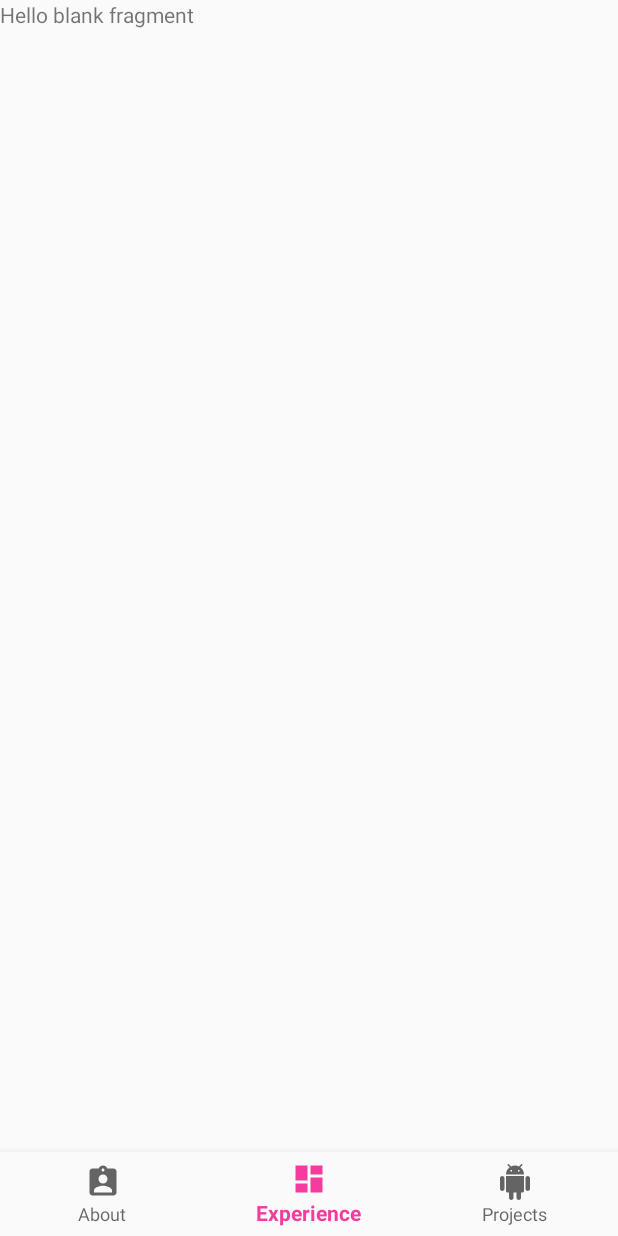
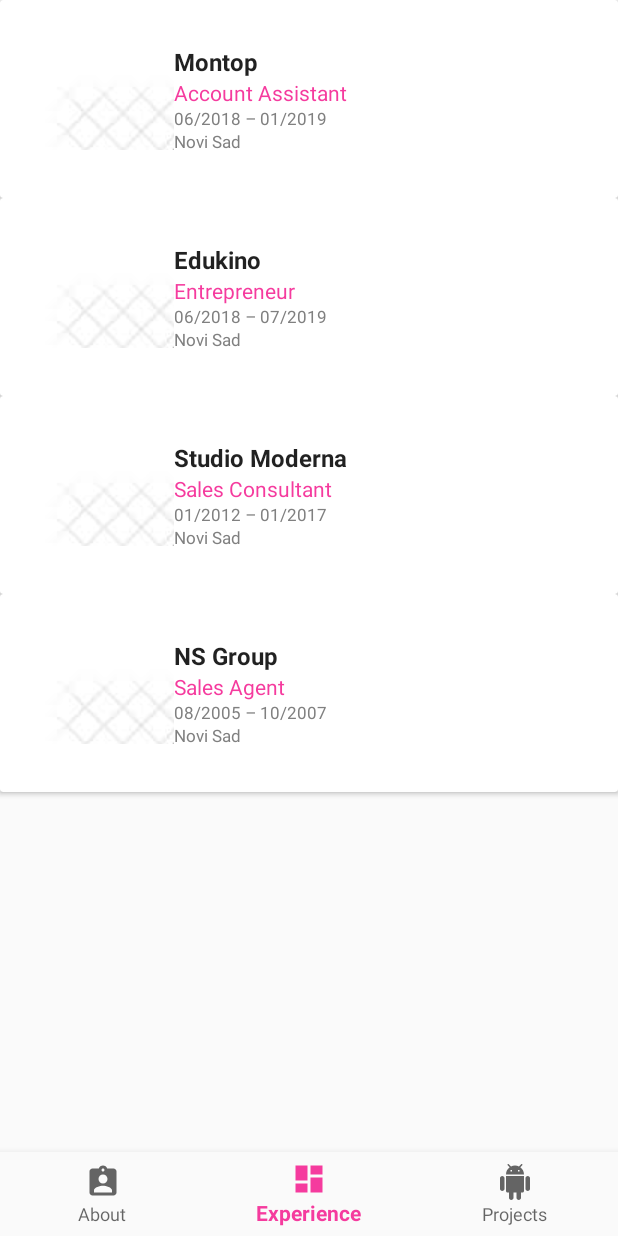
Before and after one commit to adrijanasavic/My_CV_App, an Android app: the AboutFragment screen opened directly, with no data from a screen before it, item 2 of the bottom bar chosen, on a phone screen of 412 x 824 dp. Run offline under Robolectric (Android 15) with nearby library versions, the phone set to English and light mode, and no system bars; our stand-ins replace Picasso; pictures from the network do not load.

Commit message:
ExperienceFragment

```diff
--- a/app/build.gradle
+++ b/app/build.gradle
@@ -32,4 +32,9 @@ dependencies {
     compile 'com.github.florent37:diagonallayout:1.0.4'
     implementation 'de.hdodenhof:circleimageview:3.1.0'
 
+    implementation 'com.google.code.gson:gson:2.7'
+    implementation 'com.squareup.retrofit2:retrofit:2.1.0'
+    implementation 'com.squareup.retrofit2:converter-gson:2.1.0'
+    implementation 'com.squareup.picasso:picasso:2.5.2'
+
 }
--- /dev/null
+++ b/app/src/main/java/com/example/my_cv_app/expirience/Experience.java
@@ -0,0 +1,37 @@
+package com.example.my_cv_app.expirience;
+
+
+
+public class Experience {
+
+    private String title, subtitle, date, city;
+    private int image;
+
+    public Experience(String title, String subtitle, String date, String city, int image) {
+        this.title = title;
+        this.subtitle = subtitle;
+        this.date = date;
+        this.city = city;
+        this.image = image;
+    }
+
+    public String getTitle() {
+        return title;
+    }
+
+    public String getSubtitle() {
+        return subtitle;
+    }
+
+    public String getDate() {
+        return date;
+    }
+
+    public String getCity() {
+        return city;
+    }
+
+    public int getImage() {
+        return image;
+    }
+}
--- /dev/null
+++ b/app/src/main/java/com/example/my_cv_app/expirience/ExperienceAdapter.java
@@ -0,0 +1,100 @@
+package com.example.my_cv_app.expirience;
+
+import android.content.Context;
+import android.view.LayoutInflater;
+import android.view.View;
+import android.view.ViewGroup;
+import android.widget.ImageView;
+import android.widget.TextView;
+
+import androidx.recyclerview.widget.RecyclerView;
+
+import com.example.my_cv_app.R;
+import com.squareup.picasso.Picasso;
+
+import java.util.ArrayList;
+import java.util.List;
+
+
+public class ExperienceAdapter extends RecyclerView.Adapter<ExperienceAdapter.ViewHolder> {
+
+    private Context context;
+    private List<Experience> list;
+
+    public ExperienceAdapter(Context context) {
+        this.context = context;
+        this.list = setDefaultData();
+    }
+
+    public ExperienceAdapter(Context context, List<Experience> list) {
+        this.context = context;
+        this.list = list;
+    }
+
+    @Override
+    public ViewHolder onCreateViewHolder(ViewGroup parent, int viewType) {
+        View view = LayoutInflater.from( parent.getContext() ).inflate( R.layout.experience_item, parent, false );
+        return new ViewHolder( view );
+    }
+
+    @Override
+    public void onBindViewHolder(ViewHolder holder, int position) {
+        holder.title.setText( list.get( position ).getTitle() );
+        holder.subtitle.setText( list.get( position ).getSubtitle() );
+        holder.date.setText( list.get( position ).getDate() );
+        holder.city.setText( list.get( position ).getCity() );
+        Picasso.with( context ).load( list.get( position ).getImage() ).resize( 80, 80 ).centerInside().into( holder.image );
+    }
+
+    @Override
+    public int getItemCount() {
+        return list.size();
+    }
+
+    private List<Experience> setDefaultData() {
+        List<Experience> list = new ArrayList<>();
+
+        list.add( new Experience( "Montop",
+                "Account Assistant ",
+                "06/2018 – 01/2019",
+                "Novi Sad",
+                R.drawable.experience ) );
+
+        list.add( new Experience( "Edukino",
+                "Entrepreneur",
+                "06/2018 – 07/2019",
+                "Novi Sad",
+                R.drawable.experience ) );
+
+        list.add( new Experience( "Studio Moderna",
+                "Sales Consultant",
+                "01/2012 – 01/2017",
+                "Novi Sad",
+                R.drawable.experience ) );
+
+        list.add( new Experience( "NS Group",
+                "Sales Agent",
+                "08/2005 – 10/2007",
+                "Novi Sad",
+                R.drawable.experience ) );
+
+
+        return list;
+    }
+
+    class ViewHolder extends RecyclerView.ViewHolder {
+        private final View item;
+        private final TextView title, subtitle, date, city;
+        private final ImageView image;
+
+        ViewHolder(View view) {
+            super( view );
+            item = view;
+            title = view.findViewById( R.id.experience_title );
+            subtitle = view.findViewById( R.id.experience_description );
+            date = view.findViewById( R.id.experience_date );
+            city = view.findViewById( R.id.experience_city );
+            image = view.findViewById( R.id.experience_logo );
+        }
+    }
+}
--- a/app/src/main/java/com/example/my_cv_app/expirience/ExperienceFragment.java
+++ b/app/src/main/java/com/example/my_cv_app/expirience/ExperienceFragment.java
@@ -5,6 +5,7 @@ import android.net.Uri;
 import android.os.Bundle;
 
 import androidx.fragment.app.Fragment;
+import androidx.recyclerview.widget.RecyclerView;
 
 import android.view.LayoutInflater;
 import android.view.View;
@@ -17,6 +18,9 @@ import com.example.my_cv_app.about.AboutFragment;
 public class ExperienceFragment extends Fragment {
 
     public static final String TAG = "EexperienceFragment";
+
+    private RecyclerView recyclerView;
+    private ExperienceAdapter adapter;
 
     public ExperienceFragment() {
     }
@@ -31,6 +35,7 @@ public class ExperienceFragment extends Fragment {
     @Override
     public void onCreate(Bundle savedInstanceState) {
         super.onCreate( savedInstanceState );
+        adapter = new ExperienceAdapter( getContext() );
         if (getArguments() != null) {
         }
     }
@@ -38,6 +43,9 @@ public class ExperienceFragment extends Fragment {
     @Override
     public View onCreateView(LayoutInflater inflater, ViewGroup container,
                              Bundle savedInstanceState) {
-        return inflater.inflate( R.layout.fragment_experience, container, false );
+        View view = inflater.inflate( R.layout.fragment_experience, container, false );
+        recyclerView = view.findViewById( R.id.experience_container );
+        recyclerView.setAdapter( adapter );
+        return view;
     }
 }
--- /dev/null
+++ b/app/src/main/res/layout/experience_item.xml
@@ -0,0 +1,59 @@
+<?xml version="1.0" encoding="utf-8"?>
+<androidx.cardview.widget.CardView xmlns:android="http://schemas.android.com/apk/res/android"
+    android:layout_width="match_parent"
+    android:layout_height="wrap_content">
+
+    <LinearLayout
+        android:layout_width="match_parent"
+        android:layout_height="wrap_content"
+        android:orientation="horizontal"
+        android:padding="@dimen/experience_card_content_padding">
+
+        <ImageView
+            android:id="@+id/experience_logo"
+            android:layout_width="20dp"
+            android:layout_height="70dp"
+            android:layout_gravity="center_horizontal"
+            android:layout_weight="2"
+            android:paddingTop="@dimen/logo_padding_top"
+            android:scaleType="matrix" />
+
+        <LinearLayout
+            android:layout_width="0dp"
+            android:layout_height="wrap_content"
+            android:layout_weight="8"
+            android:orientation="vertical">
+
+            <TextView
+                android:id="@+id/experience_title"
+                style="@style/item_title"
+                android:layout_width="wrap_content"
+                android:layout_height="wrap_content"
+                android:textAppearance="?attr/textAppearanceListItem" />
+
+            <TextView
+                android:id="@+id/experience_description"
+                style="@style/item_subtitle"
+                android:layout_width="wrap_content"
+                android:layout_height="wrap_content"
+                android:textAppearance="?attr/textAppearanceListItem" />
+
+            <TextView
+                android:id="@+id/experience_date"
+                style="@style/item_extra"
+                android:layout_width="wrap_content"
+                android:layout_height="wrap_content"
+                android:textAppearance="?attr/textAppearanceListItem" />
+
+            <TextView
+                android:id="@+id/experience_city"
+                style="@style/item_extra"
+                android:layout_width="wrap_content"
+                android:layout_height="wrap_content"
+                android:textAppearance="?attr/textAppearanceListItem" />
+
+        </LinearLayout>
+
+    </LinearLayout>
+
+</androidx.cardview.widget.CardView>
--- a/app/src/main/res/layout/fragment_experience.xml
+++ b/app/src/main/res/layout/fragment_experience.xml
@@ -1,14 +1,8 @@
 <?xml version="1.0" encoding="utf-8"?>
-<FrameLayout xmlns:android="http://schemas.android.com/apk/res/android"
-    xmlns:tools="http://schemas.android.com/tools"
+<androidx.recyclerview.widget.RecyclerView
+    xmlns:android="http://schemas.android.com/apk/res/android"
+    xmlns:app="http://schemas.android.com/apk/res-auto"
+    android:id="@+id/experience_container"
     android:layout_width="match_parent"
     android:layout_height="match_parent"
-    tools:context=".expirience.ExperienceFragment">
-
-    <!-- TODO: Update blank fragment layout -->
-    <TextView
-        android:layout_width="match_parent"
-        android:layout_height="match_parent"
-        android:text="@string/hello_blank_fragment" />
-
-</FrameLayout>
+    app:layoutManager="LinearLayoutManager" />
--- a/app/src/main/res/values/styles.xml
+++ b/app/src/main/res/values/styles.xml
@@ -25,6 +25,24 @@
         <item name="android:textColor">@color/colorPrimary</item>
     </style>
 
+    <!-- ITEM IN LIST -->
+    <style name="item_title">
+        <item name="android:textSize">16sp</item>
+        <item name="android:textStyle">bold</item>
+    </style>
+
+    <style name="item_subtitle">
+        <item name="android:textSize">14sp</item>
+        <item name="android:textColor">@color/colorPrimary</item>
+        <item name="android:textStyle">normal</item>
+    </style>
+
+    <style name="item_extra">
+        <item name="android:textSize">11sp</item>
+        <item name="android:textColor">@android:color/tertiary_text_dark</item>
+        <item name="android:textStyle">normal</item>
+    </style>
+
     <style name="about_occupation">
         <item name="android:textSize">14sp</item>
         <item name="android:textColor">@color/colorPrimary</item>
```
Also changed, not shown: app/src/main/res/drawable-v24/experience.jpg (added).
